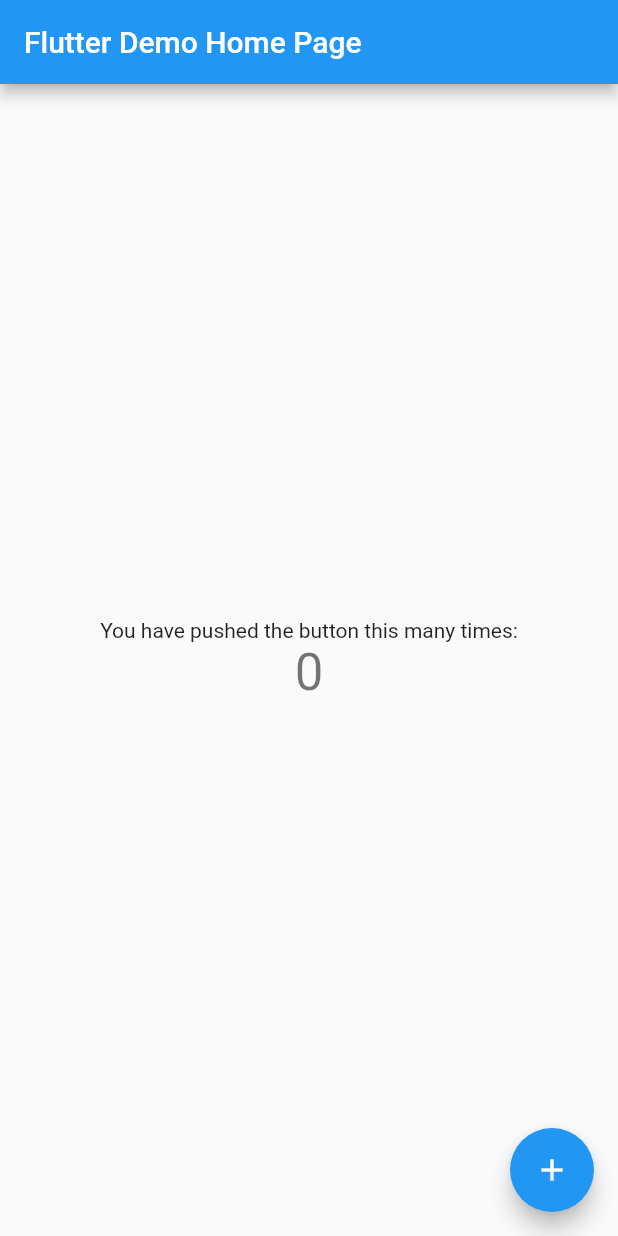
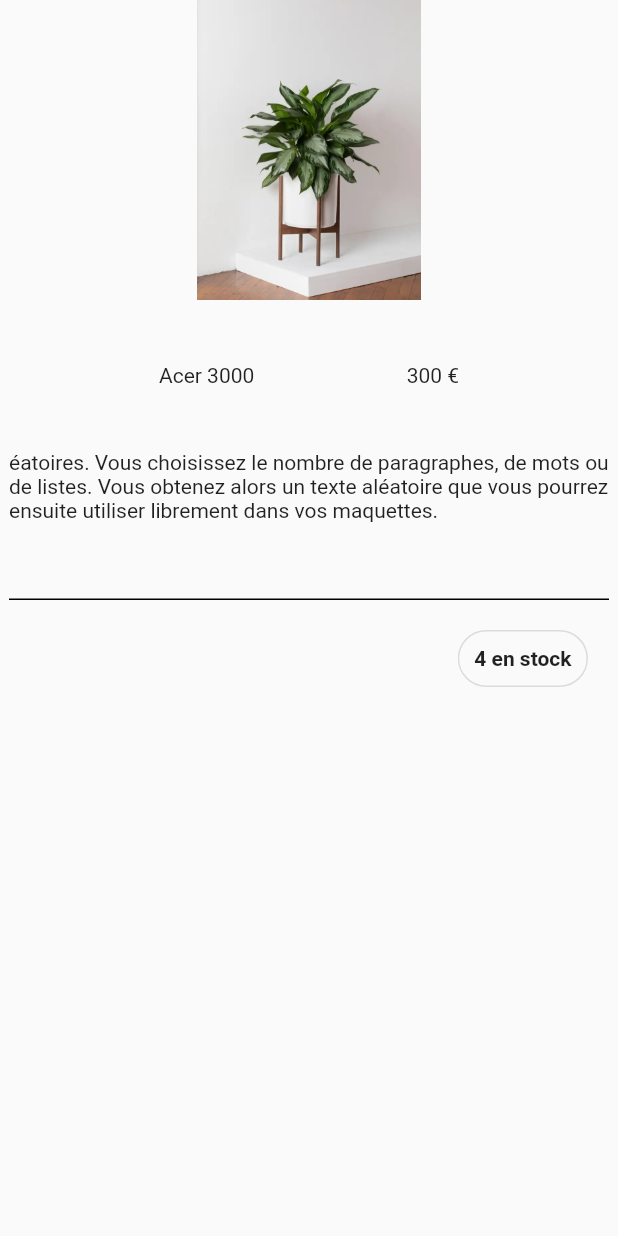
Before and after one commit to SantrainAlex/Alexis-Lucas, a Flutter app: the screen it shows after launch, on a phone screen of 412 x 824 dp. Run offline on Flutter 3.47's test engine with Material 2 defaults, Android fonts, the phone set to English and light mode, and no system bars.

Commit message:
mise en place de la vue Article

```diff
--- /dev/null
+++ b/lib/VueArticle/AritucleVue.dart
@@ -0,0 +1,74 @@
+import 'package:flutter/material.dart';
+class AritucleVue extends StatelessWidget {
+  const AritucleVue({Key? key}) : super(key: key);
+
+  @override
+  Widget build(BuildContext context) {
+    return Scaffold(
+      body: Container(
+        height: MediaQuery.of(context).size.height,
+        width: MediaQuery.of(context).size.width,
+        child: Column(
+          children: [
+            Container(
+              width: 400,
+              height: 200,
+              decoration: BoxDecoration(
+                  image: DecorationImage(
+                      image: AssetImage('assets/images/planteHome.webp')
+                  )
+              ),
+            ),
+            Container(
+                width: 200,
+                height: 100,
+                child: Row(
+                  mainAxisAlignment: MainAxisAlignment.spaceBetween,
+                  children: [
+                    Text('Acer 3000'),
+                    Text("300 €")
+                  ],
+                )
+            ),
+            Container(
+              width: 400,
+              height: 100,
+              decoration: BoxDecoration(border: Border(bottom: BorderSide(),)),
+              child: Text(
+                  "éatoires. Vous choisissez le nombre de paragraphes, de mots ou de listes. Vous obtenez alors un texte aléatoire que vous pourrez ensuite utiliser librement dans vos maquettes."
+              ),
+            ),
+            Row(
+              mainAxisAlignment: MainAxisAlignment.end,
+              children: [
+                Padding(padding: EdgeInsets.only(right: 20, top: 20), child:
+                Material(
+                  type: MaterialType.transparency,
+                  child: Ink(
+                    decoration: BoxDecoration(
+                      borderRadius: BorderRadius.circular(100),
+                      border: Border.all(color: Colors.black12, width: 1),
+                      shape: BoxShape.rectangle,
+                    ),
+                    child: InkWell(
+
+                      borderRadius: BorderRadius.circular(100),
+                      onTap: () {
+                        // do something here
+                      },
+                      child: Padding(
+                        padding: EdgeInsets.all(10),
+                        child: Text("4 en stock", style: TextStyle(fontWeight: FontWeight.bold)),
+                      ),
+                    ),
+                  ),
+                )
+                  ,),
+              ],
+            )
+          ],
+        ),
+      ),
+    );
+  }
+}
--- a/lib/main.dart
+++ b/lib/main.dart
@@ -1,4 +1,5 @@
 import 'package:flutter/material.dart';
+import './VueArticle/AritucleVue.dart';
 
 void main() {
   runApp(const MyApp());
@@ -13,103 +14,9 @@
     return MaterialApp(
       title: 'Flutter Demo',
       theme: ThemeData(
-        // This is the theme of your application.
-        //
-        // Try running your application with "flutter run". You'll see the
-        // application has a blue toolbar. Then, without quitting the app, try
-        // changing the primarySwatch below to Colors.green and then invoke
-        // "hot reload" (press "r" in the console where you ran "flutter run",
-        // or simply save your changes to "hot reload" in a Flutter IDE).
-        // Notice that the counter didn't reset back to zero; the application
-        // is not restarted.
         primarySwatch: Colors.blue,
       ),
-      home: const MyHomePage(title: 'Flutter Demo Home Page'),
+      home: const AritucleVue(),
     );
   }
 }
-
-class MyHomePage extends StatefulWidget {
-  const MyHomePage({super.key, required this.title});
-
-  // This widget is the home page of your application. It is stateful, meaning
-  // that it has a State object (defined below) that contains fields that affect
-  // how it looks.
-
-  // This class is the configuration for the state. It holds the values (in this
-  // case the title) provided by the parent (in this case the App widget) and
-  // used by the build method of the State. Fields in a Widget subclass are
-  // always marked "final".
-
-  final String title;
-
-  @override
-  State<MyHomePage> createState() => _MyHomePageState();
-}
-
-class _MyHomePageState extends State<MyHomePage> {
-  int _counter = 0;
-
-  void _incrementCounter() {
-    setState(() {
-      // This call to setState tells the Flutter framework that something has
-      // changed in this State, which causes it to rerun the build method below
-      // so that the display can reflect the updated values. If we changed
-      // _counter without calling setState(), then the build method would not be
-      // called again, and so nothing would appear to happen.
-      _counter++;
-    });
-  }
-
-  @override
-  Widget build(BuildContext context) {
-    // This method is rerun every time setState is called, for instance as done
-    // by the _incrementCounter method above.
-    //
-    // The Flutter framework has been optimized to make rerunning build methods
-    // fast, so that you can just rebuild anything that needs updating rather
-    // than having to individually change instances of widgets.
-    return Scaffold(
-      appBar: AppBar(
-        // Here we take the value from the MyHomePage object that was created by
-        // the App.build method, and use it to set our appbar title.
-        title: Text(widget.title),
-      ),
-      body: Center(
-        // Center is a layout widget. It takes a single child and positions it
-        // in the middle of the parent.
-        child: Column(
-          // Column is also a layout widget. It takes a list of children and
-          // arranges them vertically. By default, it sizes itself to fit its
-          // children horizontally, and tries to be as tall as its parent.
-          //
-          // Invoke "debug painting" (press "p" in the console, choose the
-          // "Toggle Debug Paint" action from the Flutter Inspector in Android
-          // Studio, or the "Toggle Debug Paint" command in Visual Studio Code)
-          // to see the wireframe for each widget.
-          //
-          // Column has various properties to control how it sizes itself and
-          // how it positions its children. Here we use mainAxisAlignment to
-          // center the children vertically; the main axis here is the vertical
-          // axis because Columns are vertical (the cross axis would be
-          // horizontal).
-          mainAxisAlignment: MainAxisAlignment.center,
-          children: <Widget>[
-            const Text(
-              'You have pushed the button this many times:',
-            ),
-            Text(
-              '$_counter',
-              style: Theme.of(context).textTheme.headline4,
-            ),
-          ],
-        ),
-      ),
-      floatingActionButton: FloatingActionButton(
-        onPressed: _incrementCounter,
-        tooltip: 'Increment',
-        child: const Icon(Icons.add),
-      ), // This trailing comma makes auto-formatting nicer for build methods.
-    );
-  }
-}
--- a/pubspec.yaml
+++ b/pubspec.yaml
@@ -60,7 +60,8 @@
   uses-material-design: true
 
   # To add assets to your application, add an assets section, like this:
-  # assets:
+  assets:
+    - assets/images/
   #   - images/a_dot_burr.jpeg
   #   - images/a_dot_ham.jpeg
 
```
Also changed, not shown: assets/images/planteHome.webp (added).
